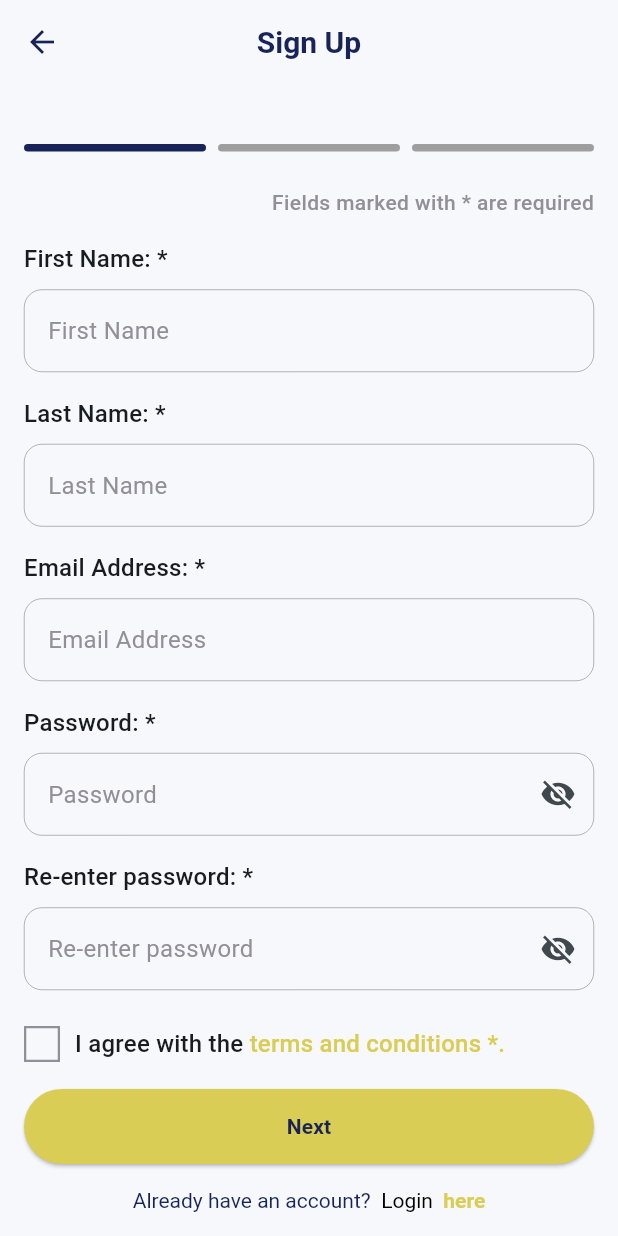
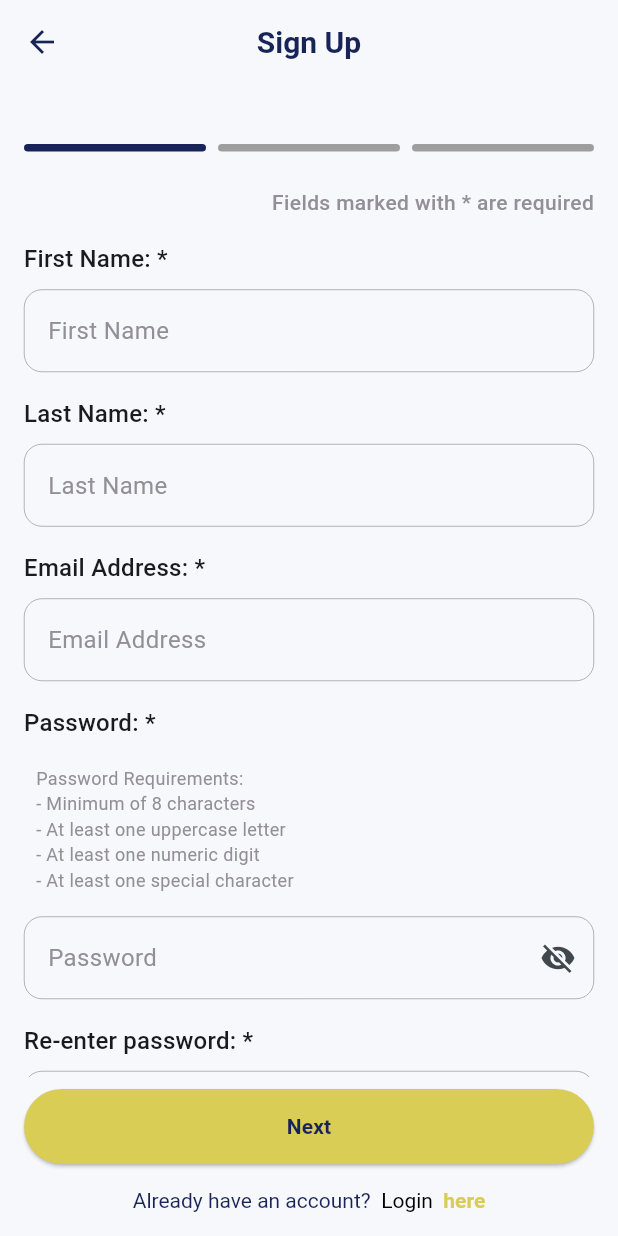
Before and after one commit to DaveBsns/idealize_mobile, a Flutter app: the RegisterFirstStepScreen screen opened by its route, on a phone screen of 412 x 824 dp. Run offline on Flutter 3.47's test engine with Material 3 defaults, Android fonts, the phone set to English and light mode, and no system bars; drawn by our look-alikes of loader_overlay, overlay_support; our stand-ins replace adaptive_dialog, dotted_border, file_picker, flutter_image_compress, flutter_secure_storage, flutter_svg and 5 more; accounts and stored records are empty; network calls fail.

Commit message:
For sign up -> criteria for password is missing (also add which character is not allowed)

```diff
--- a/lib/Core/I18n/de.dart
+++ b/lib/Core/I18n/de.dart
@@ -135,7 +135,8 @@ class DeLanguageData extends LanguageDataKeys {
         AppStrings.search: "Suche",
         AppStrings.click: "Klick",
         AppStrings.addNewTagOrCourse: "Neues Schlagwort oder Kurs hinzufügen.",
-        AppStrings.toAddNewTagOrCourse: "um ein neues Schlagwort oder Kurs hinzuzufügen.",
+        AppStrings.toAddNewTagOrCourse:
+            "um ein neues Schlagwort oder Kurs hinzuzufügen.",
         AppStrings.confirmationRequired: "Bestätigung erforderlich",
         AppStrings.skipRegistrationStepsMsg:
             "Sie haben die Möglichkeit, die Registrierungsschritte zu überspringen und sie später in Ihren Profileinstellungen zu vervollständigen.",
@@ -151,8 +152,10 @@ class DeLanguageData extends LanguageDataKeys {
         AppStrings.addNewProject: "Neues Projekt hinzufügen",
         AppStrings.or: "Oder",
         AppStrings.workOnAProjectFromDraft: "Arbeite an einem Entwurf:",
-        AppStrings.emptyDraftProjectMessage: "Sie haben noch keine Entwurfsprojekte.",
-        AppStrings.emptyFavoriteProject: "Sie haben noch keine Lieblingsprojekte.",
+        AppStrings.emptyDraftProjectMessage:
+            "Sie haben noch keine Entwurfsprojekte.",
+        AppStrings.emptyFavoriteProject:
+            "Sie haben noch keine Lieblingsprojekte.",
         AppStrings.emptyDraftProject:
             "Sie haben noch keine Entwurfsprojekte. \n Beginnen Sie mit der Erstellung eines neuen Projekts.",
         AppStrings.multiLineTextFieldHint: "Geben Sie Ihren Text hier ein",
@@ -189,32 +192,48 @@ class DeLanguageData extends LanguageDataKeys {
         AppStrings.report: "Melden",
         AppStrings.tagNameValid: "Schlagwort-Name muss gültig sein!",
         AppStrings.editInformation: "Informationen bearbeiten?",
-        AppStrings.tooManyRequests: "Zu viele Anfragen, bitte versuchen Sie es später noch einmal!",
+        AppStrings.tooManyRequests:
+            "Zu viele Anfragen, bitte versuchen Sie es später noch einmal!",
         AppStrings.enterValidEmail: "Bitte geben Sie eine gültige E-Mail ein",
         AppStrings.enterCodePassword: "Bitte Code und Passwort eingeben",
-        AppStrings.passIsReset: "Ihr Passwort wurde zurückgesetzt, Sie werden in 3 Sekunden zur Anmeldeseite weitergeleitet.",
+        AppStrings.passIsReset:
+            "Ihr Passwort wurde zurückgesetzt, Sie werden in 3 Sekunden zur Anmeldeseite weitergeleitet.",
         AppStrings.profileUpdated: "Profil erfolgreich aktualisiert",
         AppStrings.profileUpdateFailed: "Profil kann nicht aktualisiert werden",
-        AppStrings.downloadError: "Beim Herunterladen ist ein Fehler aufgetreten. Bitte versuchen Sie es später noch einmal.",
+        AppStrings.downloadError:
+            "Beim Herunterladen ist ein Fehler aufgetreten. Bitte versuchen Sie es später noch einmal.",
         AppStrings.downloadComplete: "Datei heruntergeladen auf:",
-        AppStrings.requestSent: "Ihre Anfrage, dem Projekt beizutreten, wurde abgeschickt. Bitte warten Sie auf die Antwort des Projektinhabers.",
-        AppStrings.ownerNotAvailable: "Der Projektinhaber ist nicht verfügbar. Bitte versuchen Sie es später noch einmal.",
+        AppStrings.requestSent:
+            "Ihre Anfrage, dem Projekt beizutreten, wurde abgeschickt. Bitte warten Sie auf die Antwort des Projektinhabers.",
+        AppStrings.ownerNotAvailable:
+            "Der Projektinhaber ist nicht verfügbar. Bitte versuchen Sie es später noch einmal.",
         AppStrings.projectReported: "Das Projekt wurde gemeldet.",
-        AppStrings.fillRequiredFields: "Bitte füllen Sie alle erforderlichen Felder korrekt aus",
-        AppStrings.fileNotSupportedFormat: "Die Datei @keyword1 ist ein nicht unterstütztes Format",
+        AppStrings.fillRequiredFields:
+            "Bitte füllen Sie alle erforderlichen Felder korrekt aus",
+        AppStrings.fileNotSupportedFormat:
+            "Die Datei @keyword1 ist ein nicht unterstütztes Format",
         AppStrings.fileTooLarge: "Die Datei @keyword2 ist zu groß",
         AppStrings.noMediafileSelected: "Es wurde keine Mediendatei ausgewählt",
-        AppStrings.maximumFilesReached: "Sie haben die maximale Anzahl an Dateien erreicht!",
-        AppStrings.fileTooLargeNotSupportedFormat: "Die Datei @keyword3 ist zu groß oder ein nicht unterstütztes Format",
+        AppStrings.maximumFilesReached:
+            "Sie haben die maximale Anzahl an Dateien erreicht!",
+        AppStrings.fileTooLargeNotSupportedFormat:
+            "Die Datei @keyword3 ist zu groß oder ein nicht unterstütztes Format",
         AppStrings.noFileSelected: "Es wurde keine Datei ausgewählt",
-        AppStrings.maximumMedias: "Sie haben die maximale Anzahl an Medien erreicht!",
-        AppStrings.fileAlreadyAdded: "'Die Datei @keyword4 ist bereits hinzugefügt'",
         AppStrings.writeAComment: "Schreib einen Kommentar",
-        AppStrings.noUsersToShow: "Es gibt keine Benutzer, die angezeigt werden können.\nBitte prüfen Sie später.",
+        AppStrings.noUsersToShow:
+            "Es gibt keine Benutzer, die angezeigt werden können.\nBitte prüfen Sie später.",
         AppStrings.emptyHere: "Hier ist es leer!",
         AppStrings.fileUploadInfo: "File Upload Info",
-        AppStrings.uploadInformation: "Sie können Dateien bis zu einer Größe von 10 MB hochladen. Unterstützte Formate sind PDF, DOC, PPT und PPTX.",
+        AppStrings.uploadInformation:
+            "Sie können Dateien bis zu einer Größe von 10 MB hochladen. Unterstützte Formate sind PDF, DOC, PPT und PPTX.",
         AppStrings.fillAllFields: "Bitte füllen Sie alle Felder aus",
-        AppStrings.sureAboutDeletingMaterial: "Sind Sie sicher, dass Sie das Material aus dem Projekt löschen wollen? Dadurch wird das Material dauerhaft aus dem Projekt gelöscht!"
+        AppStrings.sureAboutDeletingMaterial:
+            "Sind Sie sicher, dass Sie das Material aus dem Projekt löschen wollen? Dadurch wird das Material dauerhaft aus dem Projekt gelöscht!",
+        AppStrings.maximumMedias:
+            "Sie haben die maximale Anzahl an Medien erreicht!",
+        AppStrings.fileAlreadyAdded:
+            "'Die Datei @keyword4 ist bereits hinzugefügt'",
+        AppStrings.passwordInstructions:
+            "Passwortanforderungen:\n- Mindestens 8 Zeichen\n- Mindestens ein Großbuchstabe\n- Mindestens eine Ziffer\n- Mindestens ein Sonderzeichen",
       };
 }
--- a/lib/Core/I18n/en.dart
+++ b/lib/Core/I18n/en.dart
@@ -190,23 +190,31 @@ class EnLanguageData extends LanguageDataKeys {
         AppStrings.report: "Report",
         AppStrings.tagNameValid: "Tag name must be valid!",
         AppStrings.editInformation: "Edit information?",
-        AppStrings.tooManyRequests: "Too many requests exception, please try again later!",
+        AppStrings.tooManyRequests:
+            "Too many requests exception, please try again later!",
         AppStrings.enterValidEmail: "Please enter a valid email",
         AppStrings.enterCodePassword: "Please enter code and password",
-        AppStrings.passIsReset: "Your password has been reset, you will redirect to auth page in 3 seconds.",
+        AppStrings.passIsReset:
+            "Your password has been reset, you will redirect to auth page in 3 seconds.",
         AppStrings.profileUpdated: "Profile updated successfully",
         AppStrings.profileUpdateFailed: "Failed to update profile",
-        AppStrings.downloadError: "An error occurred during download. Please try again later.",
+        AppStrings.downloadError:
+            "An error occurred during download. Please try again later.",
         AppStrings.downloadComplete: "File downloaded to:",
-        AppStrings.requestSent: "Your request to join the project has been sent. Please wait for the project owner to respond.",
-        AppStrings.ownerNotAvailable: "The project owner is not available. Please try again later.",
+        AppStrings.requestSent:
+            "Your request to join the project has been sent. Please wait for the project owner to respond.",
+        AppStrings.ownerNotAvailable:
+            "The project owner is not available. Please try again later.",
         AppStrings.projectReported: "The project has been reported.",
-        AppStrings.fillRequiredFields: "Please fill all the required fields correctly",
-        AppStrings.fileNotSupportedFormat: "The file @keyword1 is not a supported format",
+        AppStrings.fillRequiredFields:
+            "Please fill all the required fields correctly",
+        AppStrings.fileNotSupportedFormat:
+            "The file @keyword1 is not a supported format",
         AppStrings.fileTooLarge: "The file @keyword2 is too large",
         AppStrings.noMediafileSelected: "No media file was selected",
         AppStrings.maximumFilesReached: "You have reached the maximum files!",
-        AppStrings.fileTooLargeNotSupportedFormat: "The file @keyword3 is too large or not a supported format",
+        AppStrings.fileTooLargeNotSupportedFormat:
+            "The file @keyword3 is too large or not a supported format",
         AppStrings.noFileSelected: "No file was selected",
         AppStrings.maximumMedias: "You have reached the maximum medias!",
         AppStrings.fileAlreadyAdded: "The file @keyword4 is already added",
@@ -216,6 +224,8 @@ class EnLanguageData extends LanguageDataKeys {
         AppStrings.fileUploadInfo: "File Upload Info",
         AppStrings.uploadInformation: "You can upload files up to 10 MB in size. Supported formats are PDF, DOC, PPT and PPTX .",
         AppStrings.fillAllFields: "Please fill all the fields",
-        AppStrings.sureAboutDeletingMaterial: "Are you sure you want to delete the material from the project ? It will delete the material permanantly from the project!"
+        AppStrings.sureAboutDeletingMaterial: "Are you sure you want to delete the material from the project ? It will delete the material permanantly from the project!",
+        AppStrings.passwordInstructions:
+            "Password Requirements:\n- Minimum of 8 characters\n- At least one uppercase letter\n- At least one numeric digit\n- At least one special character",
       };
 }
--- a/lib/Core/I18n/messages.dart
+++ b/lib/Core/I18n/messages.dart
@@ -189,7 +189,8 @@ class AppStrings {
   static const String fileTooLarge = "fileTooLarge";
   static const String noMediafileSelected = "noMediafileSelected";
   static const String maximumFilesReached = "maximumFilesReached";
-  static const String fileTooLargeNotSupportedFormat = "fileTooLargeNotSupportedFormat";
+  static const String fileTooLargeNotSupportedFormat =
+      "fileTooLargeNotSupportedFormat";
   static const String noFileSelected = "noFileSelected";
   static const String maximumMedias = "maximumMedias";
   static const String fileAlreadyAdded = "fileAlreadyAdded";
@@ -197,7 +198,9 @@ class AppStrings {
   static const String noUsersToShow = "noUsersToShow";
   static const String emptyHere = "emptyHere";
   static const String fileUploadInfo = "fileUploadInfo";
-  static const String uploadInformation = "Sie können Dateien bis zu einer Größe von 10 MB hochladen. Unterstützte Formate sind PDF, DOC, PPT und PPTX.";
+  static const String uploadInformation =
+      "Sie können Dateien bis zu einer Größe von 10 MB hochladen. Unterstützte Formate sind PDF, DOC, PPT und PPTX.";
   static const String fillAllFields = "fillAllFields";
   static const String sureAboutDeletingMaterial = "sureAboutDeletingMaterial";
+  static const String passwordInstructions = "passwordInstructions";
 }
--- a/lib/Features/register/presentation/View/register_firs_step_screen.dart
+++ b/lib/Features/register/presentation/View/register_firs_step_screen.dart
@@ -105,6 +105,17 @@ class RegisterFirstStepScreen extends GetView<RegisterController> {
             Text(
               "${AppStrings.password.tr}: *",
               style: textTheme.titleMedium,
+            ),
+            Container(
+              margin: const EdgeInsets.only(top: 8),
+              padding: const EdgeInsets.all(8.0),
+              child: Text(
+                AppStrings.passwordInstructions.tr,
+                style: TextStyle(
+                  fontSize: 12,
+                  color: AppConfig().colors.lightGrayColor,
+                ),
+              ),
             ),
             Gap(AppConfig().dimens.small),
             CustomTextField(
```
Also changed, not shown: lib/Features/register/presentation/controller/register_controller.dart (+8 -8 lines).
